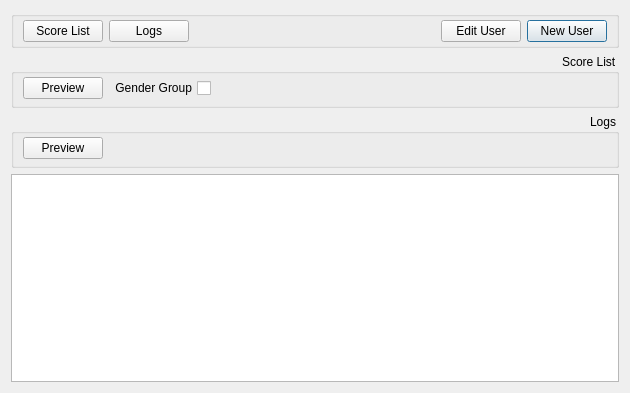
nournia/ketabkhaane, file usermanagement.ui: the form before one commit.
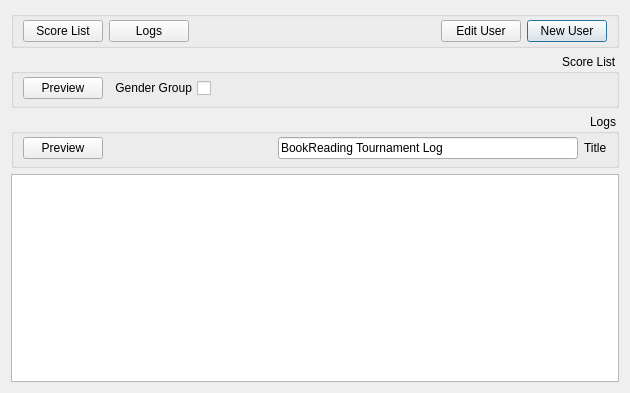
The form after the commit. Icons and pictures are not drawn.

```diff
--- a/usermanagement.ui
+++ b/usermanagement.ui
@@ -144,6 +144,26 @@
       <property name="bottomMargin">
        <number>6</number>
       </property>
+      <item>
+       <widget class="QLabel" name="label">
+        <property name="text">
+         <string>Title</string>
+        </property>
+       </widget>
+      </item>
+      <item>
+       <widget class="QLineEdit" name="eLogTitle">
+        <property name="minimumSize">
+         <size>
+          <width>300</width>
+          <height>0</height>
+         </size>
+        </property>
+        <property name="text">
+         <string>BookReading Tournament Log</string>
+        </property>
+       </widget>
+      </item>
       <item>
        <spacer name="horizontalSpacer_3">
         <property name="orientation">
```
